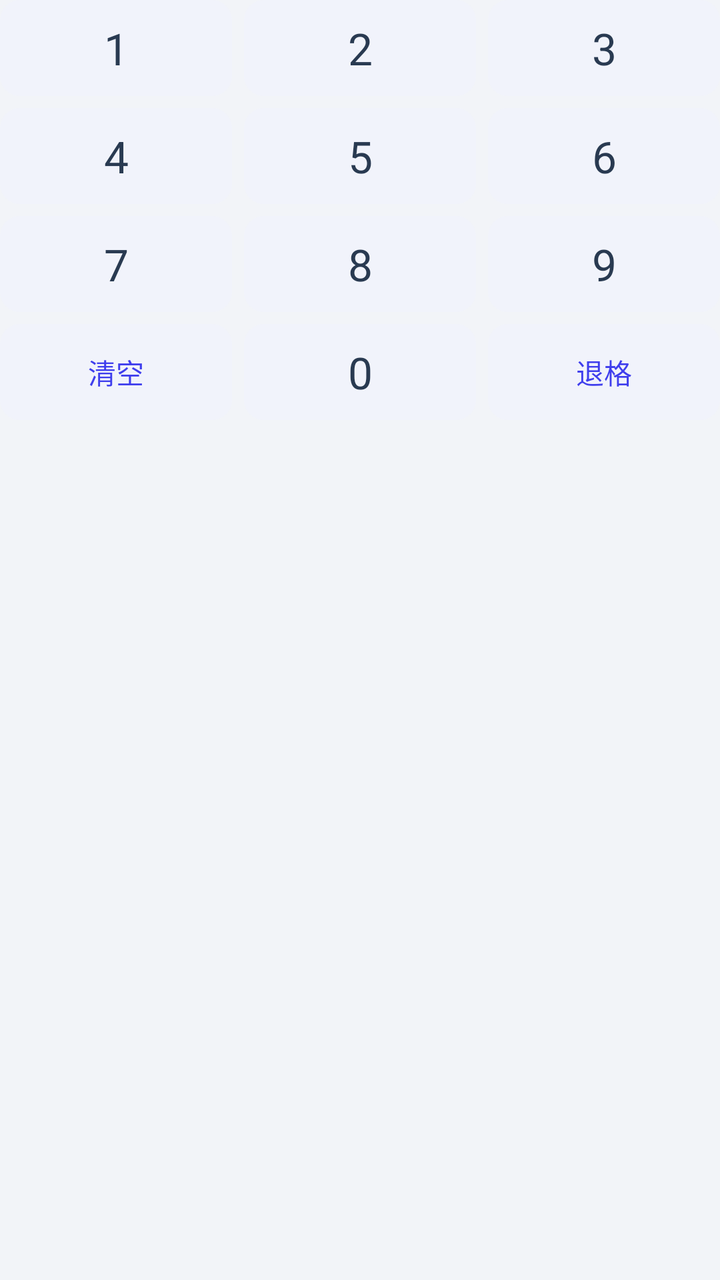
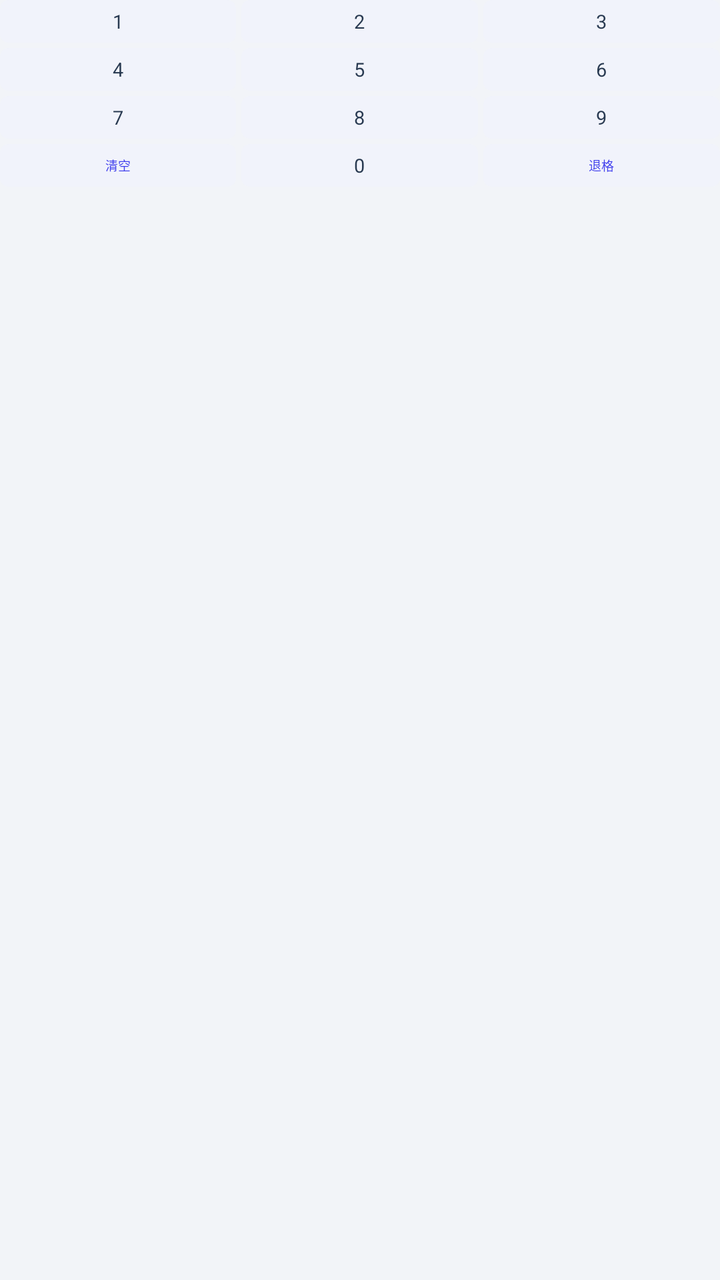

Two renders of the same Android screen: before a commit and after it. Below are the layout's source before the change and the commit's diff.
<!-- AndroidManifest.xml: application theme AppTheme -->
<!-- res/layout/view_security_password_keypad.xml -->
<?xml version="1.0" encoding="utf-8"?>
<LinearLayout xmlns:android="http://schemas.android.com/apk/res/android"
    android:layout_width="match_parent"
    android:layout_height="wrap_content"
    android:orientation="vertical">

    <LinearLayout
        style="@style/SecurityPasswordKeyRow">

        <Button
            android:id="@+id/security_password_key_1"
            style="@style/SecurityPasswordKey"
            android:text="1" />

        <Button
            android:id="@+id/security_password_key_2"
            style="@style/SecurityPasswordKey.Middle"
            android:text="2" />

        <Button
            android:id="@+id/security_password_key_3"
            style="@style/SecurityPasswordKey"
            android:text="3" />
    </LinearLayout>

    <LinearLayout
        style="@style/SecurityPasswordKeyRow.Spaced">

        <Button
            android:id="@+id/security_password_key_4"
            style="@style/SecurityPasswordKey"
            android:text="4" />

        <Button
            android:id="@+id/security_password_key_5"
            style="@style/SecurityPasswordKey.Middle"
            android:text="5" />

        <Button
            android:id="@+id/security_password_key_6"
            style="@style/SecurityPasswordKey"
            android:text="6" />
    </LinearLayout>

    <LinearLayout
        style="@style/SecurityPasswordKeyRow.Spaced">

        <Button
            android:id="@+id/security_password_key_7"
            style="@style/SecurityPasswordKey"
            android:text="7" />

        <Button
            android:id="@+id/security_password_key_8"
            style="@style/SecurityPasswordKey.Middle"
            android:text="8" />

        <Button
            android:id="@+id/security_password_key_9"
            style="@style/SecurityPasswordKey"
            android:text="9" />
    </LinearLayout>

    <LinearLayout
        style="@style/SecurityPasswordKeyRow.Spaced">

        <Button
            android:id="@+id/security_password_key_clear"
            style="@style/SecurityPasswordKey.Action"
            android:text="@string/security_password_clear" />

        <Button
            android:id="@+id/security_password_key_0"
            style="@style/SecurityPasswordKey.Middle"
            android:text="0" />

        <Button
            android:id="@+id/security_password_key_delete"
            style="@style/SecurityPasswordKey.Action"
            android:text="@string/security_password_delete" />
    </LinearLayout>
</LinearLayout>
<!-- resources referenced by this layout -->
<resources>
  <string name="security_password_clear">清空</string>
  <string name="security_password_delete">退格</string>
  <style name="SecurityPasswordKey" parent="Widget.AppCompat.Button">
          <item name="android:layout_width">@dimen/security_password_zero</item>
          <item name="android:layout_height">@dimen/security_password_key_height</item>
          <item name="android:layout_weight">1</item>
          <item name="android:background">@drawable/security_password_key</item>
          <item name="android:backgroundTint">@null</item>
          <item name="backgroundTint">@null</item>
          <item name="android:minWidth">@dimen/security_password_zero</item>
          <item name="android:minHeight">@dimen/security_password_touch_min_height</item>
          <item name="android:padding">@dimen/security_password_zero</item>
          <item name="android:gravity">center</item>
          <item name="android:textAllCaps">false</item>
          <item name="android:textColor">@color/security_password_text</item>
          <item name="android:textSize">@dimen/security_password_key_size</item>
          <item name="android:stateListAnimator">@null</item>
      </style>
  <style name="SecurityPasswordKey.Action">
          <item name="android:textColor">@color/security_password_primary</item>
          <item name="android:textSize">@dimen/security_password_action_size</item>
      </style>
  <style name="SecurityPasswordKey.Middle">
          <item name="android:layout_marginStart">@dimen/security_password_key_gap</item>
          <item name="android:layout_marginEnd">@dimen/security_password_key_gap</item>
      </style>
  <style name="SecurityPasswordKeyRow.Spaced">
          <item name="android:layout_marginTop">@dimen/security_password_key_gap</item>
      </style>
  <dimen name="security_password_zero">0dp</dimen>
  <dimen name="security_password_key_height">48dp</dimen>
  <!-- drawable security_password_key (drawable) -->
  <?xml version="1.0" encoding="utf-8"?>
  <selector xmlns:android="http://schemas.android.com/apk/res/android">
      <item android:state_pressed="true">
          <shape android:shape="rectangle">
              <solid android:color="@color/security_password_soft_pressed" />
              <corners android:radius="@dimen/security_password_control_radius" />
          </shape>
      </item>
      <item>
          <shape android:shape="rectangle">
              <solid android:color="@color/security_password_soft" />
              <corners android:radius="@dimen/security_password_control_radius" />
          </shape>
      </item>
  </selector>
  <dimen name="security_password_touch_min_height">48dp</dimen>
  <color name="security_password_text">#293A51</color>
  <dimen name="security_password_key_size">22sp</dimen>
  <color name="security_password_primary">#3F3EED</color>
  <dimen name="security_password_action_size">14sp</dimen>
  <dimen name="security_password_key_gap">6dp</dimen>
  <color name="security_password_soft_pressed">#E1E5F7</color>
  <dimen name="security_password_control_radius">10dp</dimen>
  <color name="security_password_soft">#F1F3FB</color>
  <dimen name="sp_18">18sp</dimen>
  <dimen name="sp_16">16sp</dimen>
  <dimen name="sp_14">14sp</dimen>
  <style name="McAppearanceBody" parent="TextAppearance.AppCompat.Body1">
          <item name="android:textSize">?attr/mcTextBodySize</item>
      </style>
  <style name="McDefaultText" parent="Widget.AppCompat.TextView">
          <item name="android:textAppearance">@style/McAppearanceBody</item>
      </style>
  <style name="McDefaultInput" parent="Widget.AppCompat.EditText">
          <item name="android:textSize">?attr/mcTextBodySize</item>
      </style>
  <style name="McDefaultButton" parent="Widget.AppCompat.Button">
          <item name="android:textSize">?attr/mcTextBodySize</item>
      </style>
  <style name="McAlertDialog" parent="AlertDialog.AppCompat.Light">
          <item name="android:layout">@layout/mc_alert_dialog</item>
      </style>
  <!-- unchanged entries left out for length: 15 -->
</resources>

<!-- the commit's change to res/layout/view_security_password_keypad.xml (unified diff, before → after) -->
@@ -4,8 +4,7 @@
     android:layout_height="wrap_content"
     android:orientation="vertical">
 
-    <LinearLayout
-        style="@style/SecurityPasswordKeyRow">
+    <LinearLayout style="@style/SecurityPasswordKeyRow">
 
         <Button
             android:id="@+id/security_password_key_1"
@@ -23,8 +22,7 @@
             android:text="3" />
     </LinearLayout>
 
-    <LinearLayout
-        style="@style/SecurityPasswordKeyRow.Spaced">
+    <LinearLayout style="@style/SecurityPasswordKeyRow.Spaced">
 
         <Button
             android:id="@+id/security_password_key_4"
@@ -42,8 +40,7 @@
             android:text="6" />
     </LinearLayout>
 
-    <LinearLayout
-        style="@style/SecurityPasswordKeyRow.Spaced">
+    <LinearLayout style="@style/SecurityPasswordKeyRow.Spaced">
 
         <Button
             android:id="@+id/security_password_key_7"
@@ -61,8 +58,7 @@
             android:text="9" />
     </LinearLayout>
 
-    <LinearLayout
-        style="@style/SecurityPasswordKeyRow.Spaced">
+    <LinearLayout style="@style/SecurityPasswordKeyRow.Spaced">
 
         <Button
             android:id="@+id/security_password_key_clear"
<!-- resource entries referenced after the edit -->
@@ -3,58 +3,57 @@
   <string name="security_password_clear">清空</string>
   <string name="security_password_delete">退格</string>
   <style name="SecurityPasswordKey" parent="Widget.AppCompat.Button">
-          <item name="android:layout_width">@dimen/security_password_zero</item>
-          <item name="android:layout_height">@dimen/security_password_key_height</item>
+          <item name="android:layout_width">@dimen/dp_0</item>
+          <item name="android:layout_height">@dimen/dp_24</item>
           <item name="android:layout_weight">1</item>
           <item name="android:background">@drawable/security_password_key</item>
           <item name="android:backgroundTint">@null</item>
           <item name="backgroundTint">@null</item>
-          <item name="android:minWidth">@dimen/security_password_zero</item>
-          <item name="android:minHeight">@dimen/security_password_touch_min_height</item>
-          <item name="android:padding">@dimen/security_password_zero</item>
+          <item name="android:minWidth">@dimen/dp_0</item>
+          <item name="android:minHeight">@dimen/dp_24</item>
+          <item name="android:padding">@dimen/dp_0</item>
           <item name="android:gravity">center</item>
           <item name="android:textAllCaps">false</item>
           <item name="android:textColor">@color/security_password_text</item>
-          <item name="android:textSize">@dimen/security_password_key_size</item>
+          <item name="android:textSize">@dimen/sp_11</item>
           <item name="android:stateListAnimator">@null</item>
       </style>
   <style name="SecurityPasswordKey.Action">
           <item name="android:textColor">@color/security_password_primary</item>
-          <item name="android:textSize">@dimen/security_password_action_size</item>
+          <item name="android:textSize">@dimen/sp_7</item>
       </style>
   <style name="SecurityPasswordKey.Middle">
-          <item name="android:layout_marginStart">@dimen/security_password_key_gap</item>
-          <item name="android:layout_marginEnd">@dimen/security_password_key_gap</item>
+          <item name="android:layout_marginStart">@dimen/dp_3</item>
+          <item name="android:layout_marginEnd">@dimen/dp_3</item>
       </style>
   <style name="SecurityPasswordKeyRow.Spaced">
-          <item name="android:layout_marginTop">@dimen/security_password_key_gap</item>
+          <item name="android:layout_marginTop">@dimen/dp_3</item>
       </style>
-  <dimen name="security_password_zero">0dp</dimen>
-  <dimen name="security_password_key_height">48dp</dimen>
+  <dimen name="dp_0">0dp</dimen>
+  <dimen name="dp_24">24dp</dimen>
   <!-- drawable security_password_key (drawable) -->
   <?xml version="1.0" encoding="utf-8"?>
   <selector xmlns:android="http://schemas.android.com/apk/res/android">
       <item android:state_pressed="true">
           <shape android:shape="rectangle">
               <solid android:color="@color/security_password_soft_pressed" />
-              <corners android:radius="@dimen/security_password_control_radius" />
+              <corners android:radius="@dimen/dp_5" />
           </shape>
       </item>
       <item>
           <shape android:shape="rectangle">
               <solid android:color="@color/security_password_soft" />
-              <corners android:radius="@dimen/security_password_control_radius" />
+              <corners android:radius="@dimen/dp_5" />
           </shape>
       </item>
   </selector>
-  <dimen name="security_password_touch_min_height">48dp</dimen>
   <color name="security_password_text">#293A51</color>
-  <dimen name="security_password_key_size">22sp</dimen>
+  <dimen name="sp_11">11sp</dimen>
   <color name="security_password_primary">#3F3EED</color>
-  <dimen name="security_password_action_size">14sp</dimen>
-  <dimen name="security_password_key_gap">6dp</dimen>
+  <dimen name="sp_7">7sp</dimen>
+  <dimen name="dp_3">3dp</dimen>
   <color name="security_password_soft_pressed">#E1E5F7</color>
-  <dimen name="security_password_control_radius">10dp</dimen>
+  <dimen name="dp_5">5dp</dimen>
   <color name="security_password_soft">#F1F3FB</color>
   <dimen name="sp_18">18sp</dimen>
   <dimen name="sp_16">16sp</dimen>
